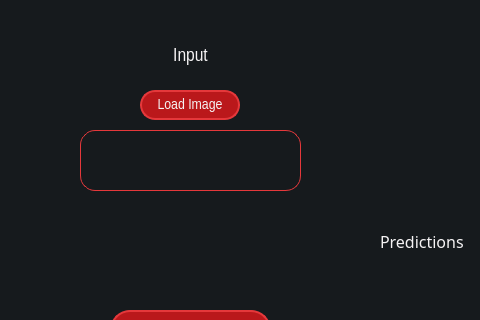
First picture: the form in main-page.ui, repository heidariarash/NN2GUI, before the edit; both pictures show x 0 to 480 and y 280 to 600 of the 946 by 703 pixel window.
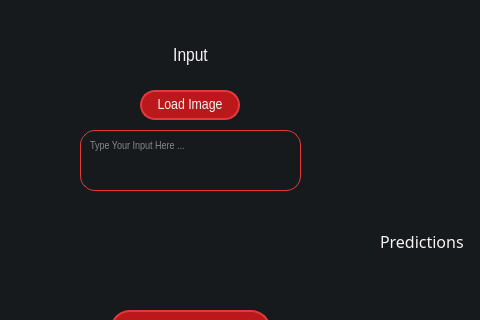
Second picture: the form after the edit. Icons and pictures are not drawn.

Commit message: QTextEdit style complete

What changed in the file:
```diff
--- a/main-page.ui
+++ b/main-page.ui
@@ -582,6 +582,18 @@
 	color: #F5F3F4;
 }</string>
     </property>
+    <property name="verticalScrollBarPolicy">
+     <enum>Qt::ScrollBarAlwaysOff</enum>
+    </property>
+    <property name="horizontalScrollBarPolicy">
+     <enum>Qt::ScrollBarAlwaysOff</enum>
+    </property>
+    <property name="acceptRichText">
+     <bool>true</bool>
+    </property>
+    <property name="placeholderText">
+     <string>Type Your Input Here ...</string>
+    </property>
    </widget>
    <widget class="QLabel" name="predictions">
     <property name="geometry">
```
